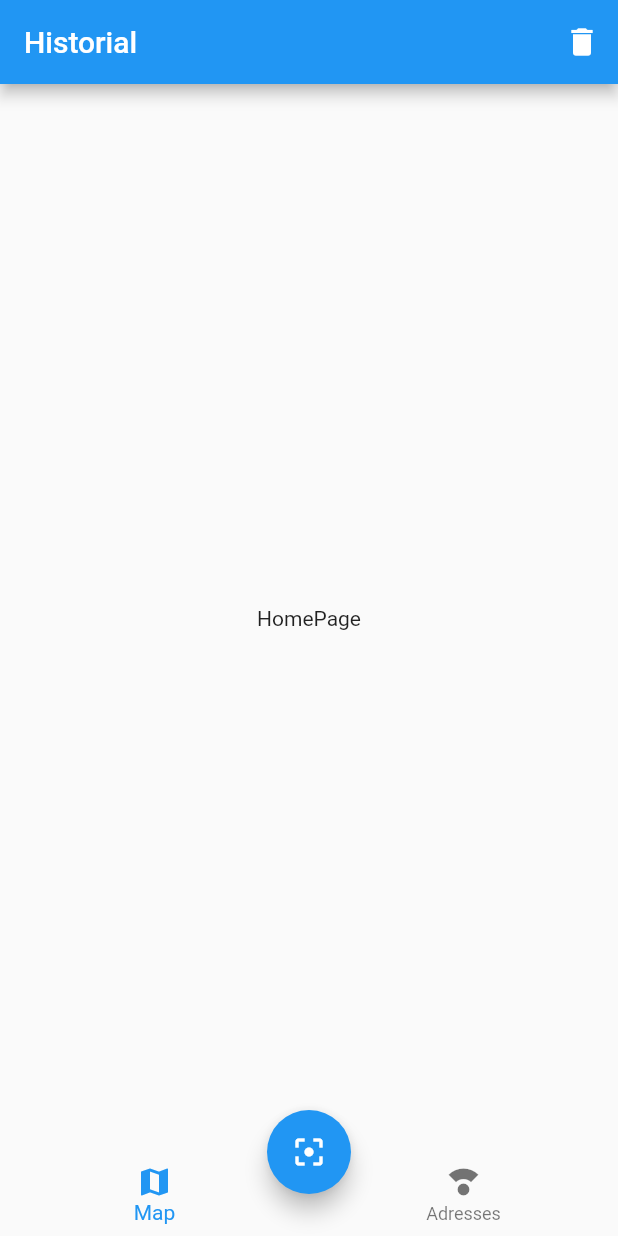
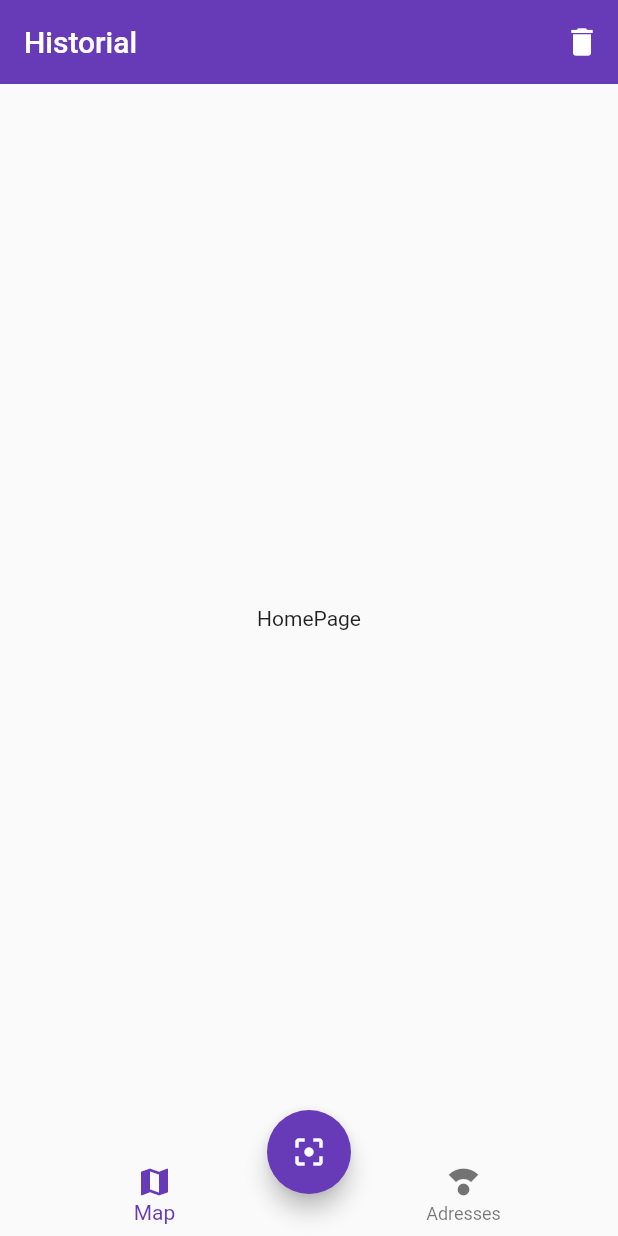
Before and after one commit to daguiheso/QR-scanner, a Flutter app: the screen it shows after launch, on a phone screen of 412 x 824 dp. Run offline on Flutter 3.47's test engine with Material 2 defaults, Android fonts, the phone set to English and light mode, and no system bars.

Commit message:
style(global-theme): Adjust theme

```diff
--- a/lib/main.dart
+++ b/lib/main.dart
@@ -18,6 +18,22 @@ class MyApp extends StatelessWidget {
         'home': (_) => const HomePage(),
         'map': (_) => const MapPage(),
       },
+      theme: ThemeData(
+        primaryColor: Colors.deepPurple,
+        appBarTheme: const AppBarTheme(
+          iconTheme: IconThemeData(
+            color: Colors.white, //change your color here
+          ),
+          color: Colors.deepPurple,
+          elevation: 0,
+        ),
+        floatingActionButtonTheme: const FloatingActionButtonThemeData(
+          backgroundColor: Colors.deepPurple
+        ),
+        bottomNavigationBarTheme: const BottomNavigationBarThemeData(
+          selectedItemColor: Colors.deepPurple
+        )
+      ),
     );
   }
 }
```
